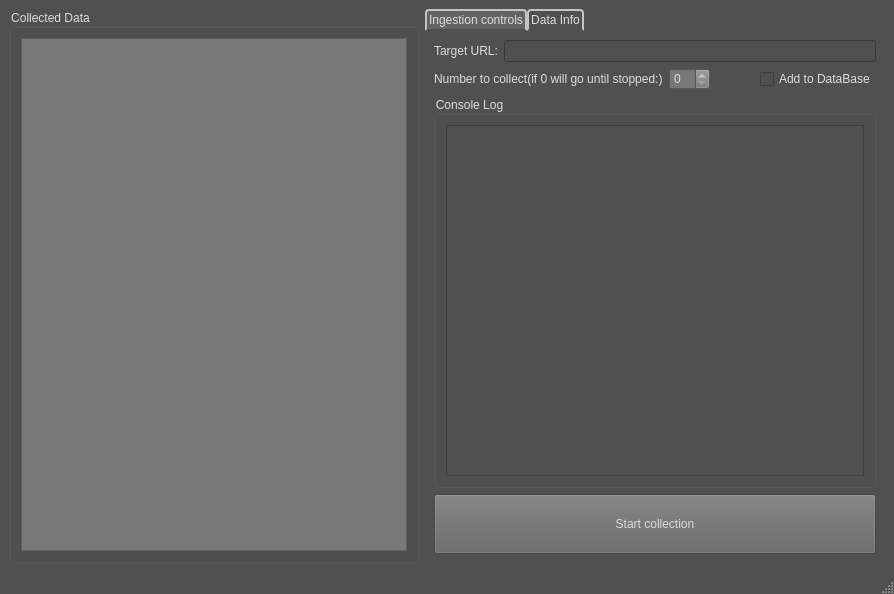
Old version of the form venv/Benzaiten_UI/main_window.ui in the repository michaelhmt/Benzaiten_mrk4_.
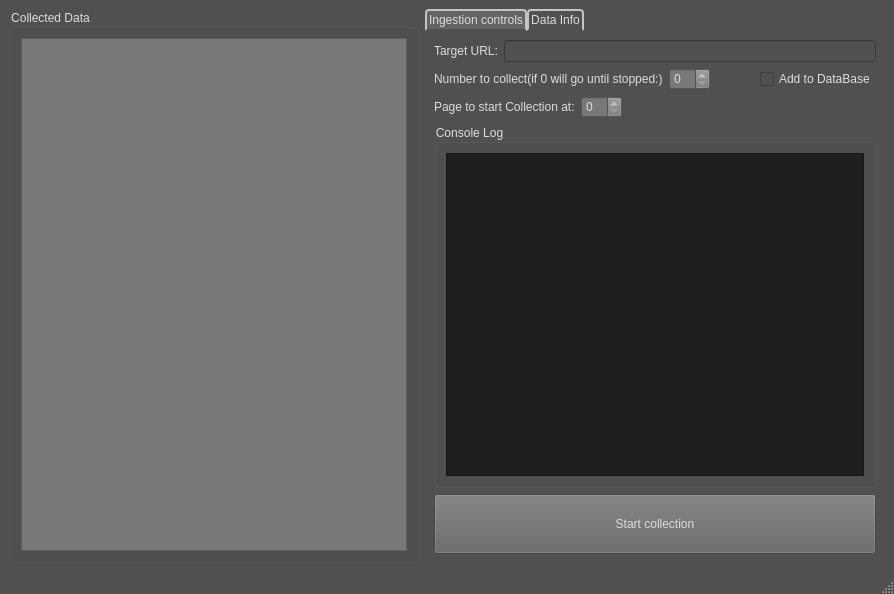
New version of the form.

What changed in the file:
```diff
--- a/venv/Benzaiten_UI/main_window.ui
+++ b/venv/Benzaiten_UI/main_window.ui
@@ -14,7 +14,7 @@
    <string>Benzaiten Data collect</string>
   </property>
   <property name="autoFillBackground">
-   <bool>true</bool>
+   <bool>false</bool>
   </property>
   <property name="styleSheet">
    <string notr="true">QMainWindow{
@@ -192,6 +192,46 @@
           </item>
          </layout>
         </item>
+        <item>
+         <layout class="QHBoxLayout" name="horizontalLayout_3">
+          <item>
+           <widget class="QLabel" name="label">
+            <property name="styleSheet">
+             <string notr="true">QLabel{
+	color: rgb(220, 220, 220);
+}</string>
+            </property>
+            <property name="text">
+             <string>Page to start Collection at:</string>
+            </property>
+           </widget>
+          </item>
+          <item>
+           <widget class="QSpinBox" name="spinBox">
+            <property name="styleSheet">
+             <string notr="true">QSpinBox{
+	color: rgb(220, 220, 220);
+	background: rgb(120, 120, 120);
+}
+</string>
+            </property>
+           </widget>
+          </item>
+          <item>
+           <spacer name="horizontalSpacer_2">
+            <property name="orientation">
+             <enum>Qt::Horizontal</enum>
+            </property>
+            <property name="sizeHint" stdset="0">
+             <size>
+              <width>40</width>
+              <height>20</height>
+             </size>
+            </property>
+           </spacer>
+          </item>
+         </layout>
+        </item>
         <item>
          <widget class="QGroupBox" name="groupBox_2">
           <property name="styleSheet">
@@ -209,11 +249,14 @@
            <item>
             <widget class="QTextBrowser" name="console_output">
              <property name="styleSheet">
-              <string notr="true">QTextBroser{
+              <string notr="true">QTextBrowser{
 	color: rgb(200, 200, 200);
-	background: rgb(110, 110, 110);
+	background: rgb(30, 30, 30);
 }</string>
              </property>
+             <property name="lineWrapMode">
+              <enum>QTextEdit::NoWrap</enum>
+             </property>
              <property name="html">
               <string>&lt;!DOCTYPE HTML PUBLIC &quot;-//W3C//DTD HTML 4.0//EN&quot; &quot;http://www.w3.org/TR/REC-html40/strict.dtd&quot;&gt;
 &lt;html&gt;&lt;head&gt;&lt;meta name=&quot;qrichtext&quot; content=&quot;1&quot; /&gt;&lt;style type=&quot;text/css&quot;&gt;
@@ -221,6 +264,18 @@
 &lt;/style&gt;&lt;/head&gt;&lt;body style=&quot; font-family:'MS Shell Dlg 2'; font-size:8.25pt; font-weight:400; font-style:normal;&quot;&gt;
 &lt;p style=&quot;-qt-paragraph-type:empty; margin-top:0px; margin-bottom:0px; margin-left:0px; margin-right:0px; -qt-block-indent:0; text-indent:0px;&quot;&gt;&lt;br /&gt;&lt;/p&gt;&lt;/body&gt;&lt;/html&gt;</string>
              </property>
+             <property name="overwriteMode">
+              <bool>false</bool>
+             </property>
+             <property name="tabStopWidth">
+              <number>90</number>
+             </property>
+             <property name="tabStopDistance">
+              <double>90.000000000000000</double>
+             </property>
+             <property name="cursorWidth">
+              <number>1</number>
+             </property>
             </widget>
            </item>
           </layout>
```
